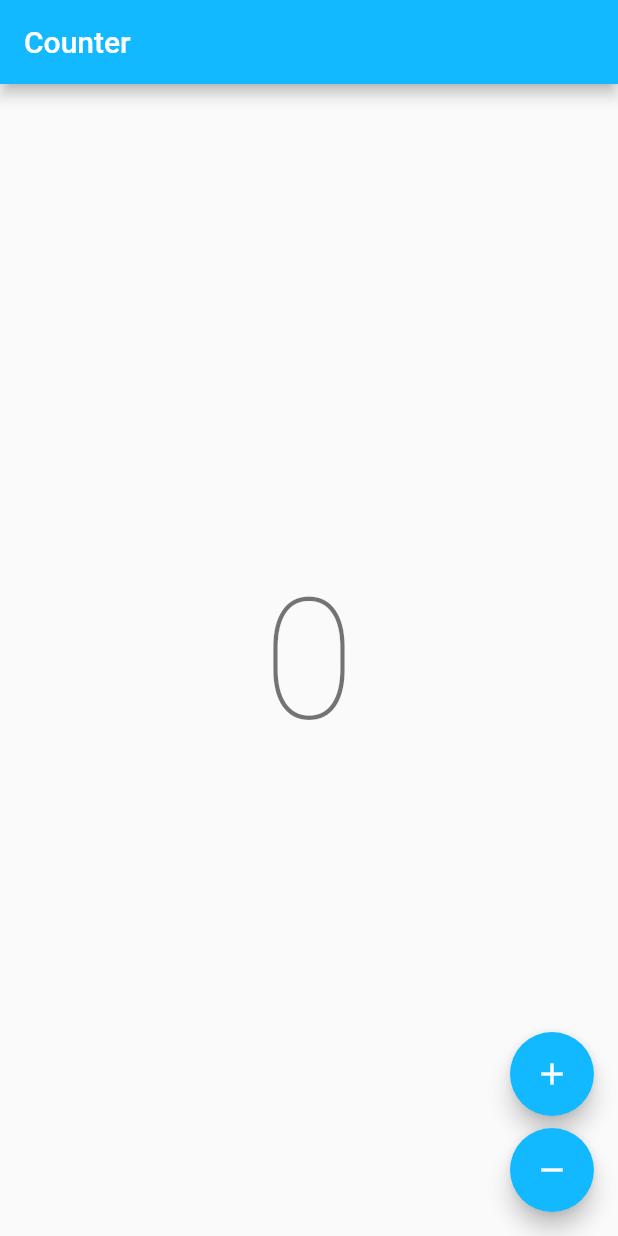
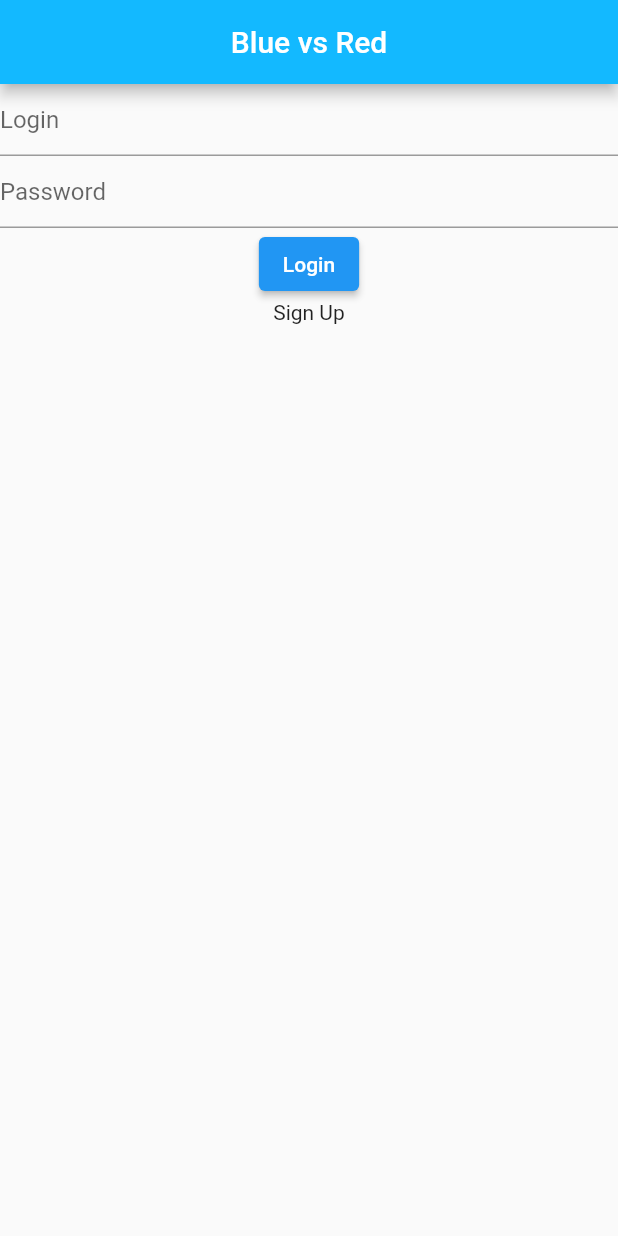
Before and after one commit to hawkbee1/bluevsred, a Flutter app: the screen it shows after launch, on a phone screen of 412 x 824 dp. Run offline on Flutter 3.47's test engine with Material 2 defaults, Android fonts, the phone set to English and light mode, and no system bars; our stand-ins replace bloc, flutter_bloc; generated files the repository leaves out were written again.

Commit message:
dart analysis

```diff
--- a/lib/app/app.dart
+++ b/lib/app/app.dart
@@ -5,8 +5,8 @@
 // license that can be found in the LICENSE file or at
 // https://opensource.org/licenses/MIT.
 
-import 'package:bluevsred/counter/counter.dart';
 import 'package:bluevsred/l10n/l10n.dart';
+import 'package:bluevsred/login/login_page.dart';
 import 'package:flutter/material.dart';
 import 'package:flutter_localizations/flutter_localizations.dart';
 
@@ -27,7 +27,7 @@ class App extends StatelessWidget {
         GlobalMaterialLocalizations.delegate,
       ],
       supportedLocales: AppLocalizations.supportedLocales,
-      home: const CounterPage(),
+      home: const LoginPage(),
     );
   }
 }
--- /dev/null
+++ b/lib/login/login_page.dart
@@ -0,0 +1,44 @@
+import 'package:flutter/material.dart';
+
+class LoginPage extends StatelessWidget {
+  const LoginPage({Key? key}) : super(key: key);
+
+  @override
+  Widget build(BuildContext context) {
+    return Scaffold(
+      appBar: AppBar(
+        centerTitle: true,
+        // Here we take the value from the MyHomePage object that was created by
+        // the App.build method, and use it to set our appbar title.
+        title: const Text('Blue vs Red'),
+      ),
+      body: Center(
+        child: Column(
+          crossAxisAlignment: CrossAxisAlignment.center,
+          children: [
+            const TextField(
+              key: Key('loginTextField'),
+              decoration: InputDecoration(hintText: 'Login'),
+            ),
+            const TextField(
+              key: Key('passwordTextField'),
+              decoration: InputDecoration(hintText: 'Password'),
+            ),
+            ElevatedButton(
+              onPressed: () {
+                // Routes.sailor.navigate('/BoardPage');
+              },
+              child: const Text('Login'),
+            ),
+            InkWell(
+              onTap: () {
+                // Routes.sailor.navigate('/GdprLandingPage');
+              },
+              child: const Text('Sign Up'),
+            )
+          ],
+        ),
+      ),
+    );
+  }
+}
```
Also changed, not shown: 2 other files.
